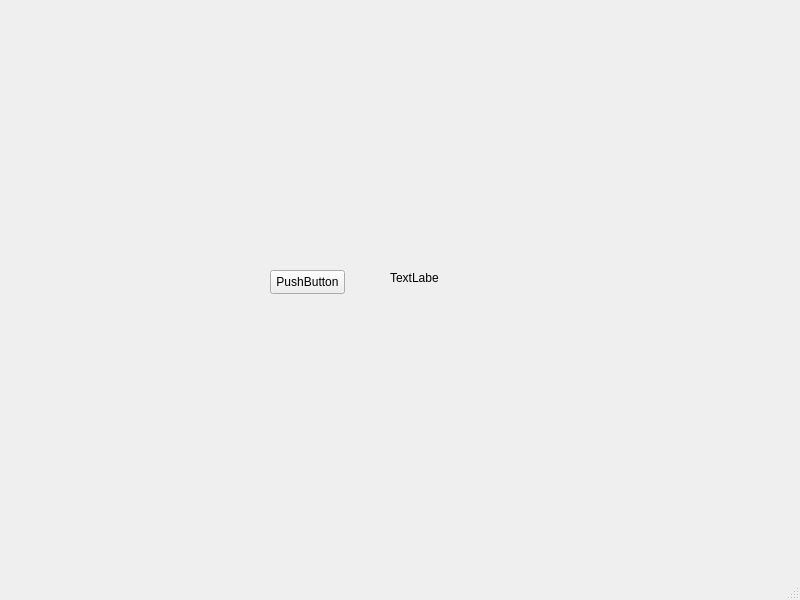
frenchcokes/Job-Tracker, file mainwindow.ui: the form before one commit.
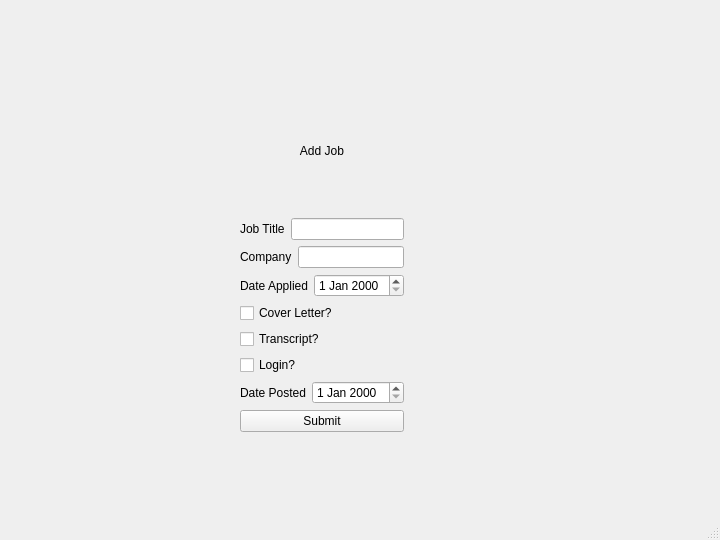
The form after the commit.

The edit to the form file:
```diff
--- a/mainwindow.ui
+++ b/mainwindow.ui
@@ -6,39 +6,125 @@
    <rect>
     <x>0</x>
     <y>0</y>
-    <width>800</width>
-    <height>600</height>
+    <width>720</width>
+    <height>540</height>
    </rect>
   </property>
   <property name="windowTitle">
    <string>MainWindow</string>
   </property>
   <widget class="QWidget" name="centralwidget">
-   <widget class="QLabel" name="label">
+   <widget class="QWidget" name="verticalLayoutWidget">
     <property name="geometry">
      <rect>
-      <x>390</x>
-      <y>270</y>
-      <width>49</width>
-      <height>16</height>
+      <x>240</x>
+      <y>90</y>
+      <width>164</width>
+      <height>342</height>
      </rect>
     </property>
-    <property name="text">
-     <string>TextLabel</string>
-    </property>
-   </widget>
-   <widget class="QPushButton" name="pushButton">
-    <property name="geometry">
-     <rect>
-      <x>270</x>
-      <y>270</y>
-      <width>75</width>
-      <height>24</height>
-     </rect>
-    </property>
-    <property name="text">
-     <string>PushButton</string>
-    </property>
+    <layout class="QVBoxLayout" name="verticalLayout">
+     <item>
+      <widget class="QLabel" name="addJobLabel">
+       <property name="text">
+        <string>Add Job</string>
+       </property>
+       <property name="alignment">
+        <set>Qt::AlignmentFlag::AlignCenter</set>
+       </property>
+      </widget>
+     </item>
+     <item>
+      <layout class="QHBoxLayout" name="horizontalLayout">
+       <item>
+        <widget class="QLabel" name="jobTitleLabel">
+         <property name="text">
+          <string>Job Title</string>
+         </property>
+        </widget>
+       </item>
+       <item>
+        <widget class="QLineEdit" name="jobTitleLineEdit"/>
+       </item>
+      </layout>
+     </item>
+     <item>
+      <layout class="QHBoxLayout" name="horizontalLayout_2">
+       <item>
+        <widget class="QLabel" name="companyNameLabel">
+         <property name="text">
+          <string>Company</string>
+         </property>
+        </widget>
+       </item>
+       <item>
+        <widget class="QLineEdit" name="companyNameLineEdit"/>
+       </item>
+      </layout>
+     </item>
+     <item>
+      <layout class="QHBoxLayout" name="horizontalLayout_6">
+       <item>
+        <widget class="QLabel" name="dateAppliedLabel">
+         <property name="text">
+          <string>Date Applied</string>
+         </property>
+        </widget>
+       </item>
+       <item>
+        <widget class="QDateEdit" name="dateAppliedDateEdit"/>
+       </item>
+      </layout>
+     </item>
+     <item>
+      <widget class="QCheckBox" name="isCoverLetterCheckBox">
+       <property name="text">
+        <string>Cover Letter?</string>
+       </property>
+      </widget>
+     </item>
+     <item>
+      <widget class="QCheckBox" name="isTranscriptCheckBox">
+       <property name="text">
+        <string>Transcript?</string>
+       </property>
+      </widget>
+     </item>
+     <item>
+      <widget class="QCheckBox" name="isLoginCheckBox">
+       <property name="text">
+        <string>Login?</string>
+       </property>
+       <property name="checked">
+        <bool>false</bool>
+       </property>
+       <property name="tristate">
+        <bool>false</bool>
+       </property>
+      </widget>
+     </item>
+     <item>
+      <layout class="QHBoxLayout" name="horizontalLayout_5">
+       <item>
+        <widget class="QLabel" name="datePostedLabel">
+         <property name="text">
+          <string>Date Posted</string>
+         </property>
+        </widget>
+       </item>
+       <item>
+        <widget class="QDateEdit" name="datePostedDateEdit"/>
+       </item>
+      </layout>
+     </item>
+     <item>
+      <widget class="QPushButton" name="submitButton">
+       <property name="text">
+        <string>Submit</string>
+       </property>
+      </widget>
+     </item>
+    </layout>
    </widget>
   </widget>
   <widget class="QStatusBar" name="statusbar"/>
```
Left out of the diff: 10 changed lines with no effect on the pictures.
